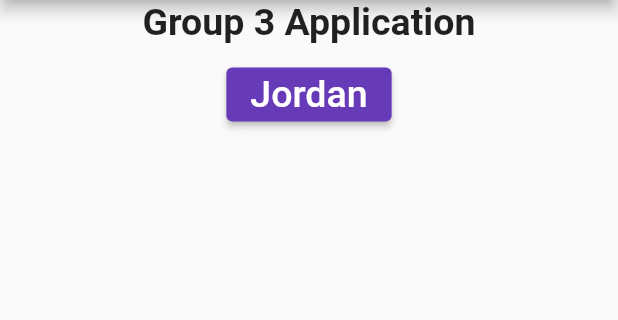
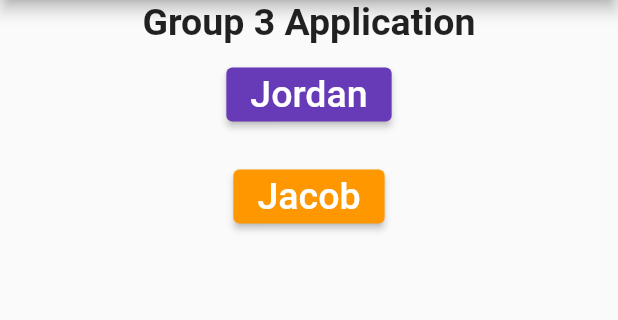
Before and after one commit to jordanlange/group3_A3, a Flutter app: the screen it shows after launch, on a phone screen of 412 x 824 dp, the part 84-404 px from its top. Run offline on Flutter 3.47's test engine with Material 2 defaults, Android fonts, the phone set to English and light mode, and no system bars.

Commit message:
My page addition

```diff
--- a/group3a3/lib/main.dart
+++ b/group3a3/lib/main.dart
@@ -1,5 +1,6 @@
 import 'package:flutter/material.dart';
 import 'package:group3a3/widgets/jordan.dart';
+import 'package:group3a3/widgets/jacobPage.dart';
 
 void main() {
   runApp(const MyApp());
@@ -64,6 +65,22 @@ class _MyHomePageState extends State<MyHomePage> {
                 ),
               ),
             ),
+            Padding(
+              padding: const EdgeInsets.all(10),
+              child: ElevatedButton(
+                onPressed: () {
+                  Navigator.push(context,
+                      MaterialPageRoute(builder: (context) => JacobPage()));
+                },
+                style: ElevatedButton.styleFrom(
+                  primary: Colors.orange,
+                ),
+                child: Text(
+                  "Jacob",
+                  style: TextStyle(fontSize: 25),
+                ),
+              ),
+            ),
           ],
         ),
       ),
```
Also changed, not shown: group3a3/lib/widgets/jacobPage.dart (added, +47 -0 lines).
